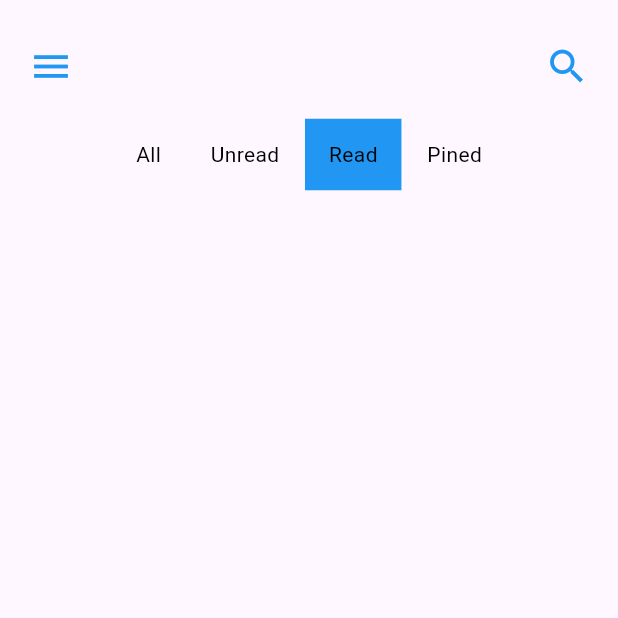
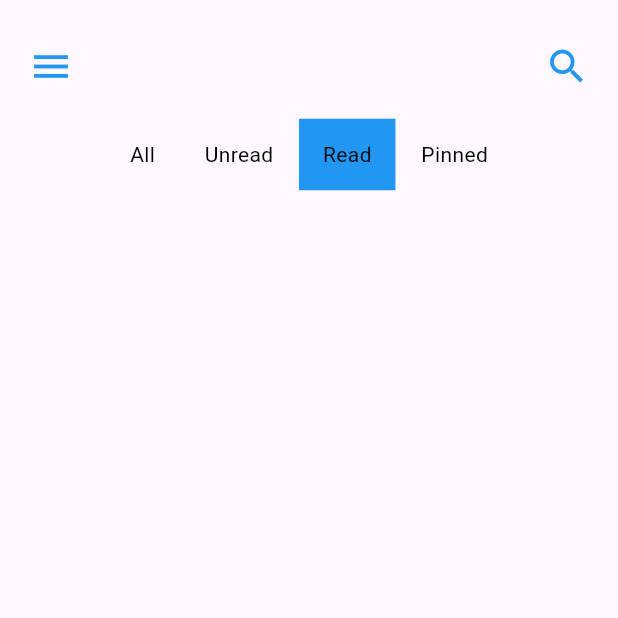
Before and after one commit to Ugur-exe/ChatAppFlutter, a Flutter app: the screen it shows once a user with an empty profile is signed in, after a tap on "Read", on a phone screen of 412 x 824 dp, the top half of it. Run offline on Flutter 3.47's test engine with Material 3 defaults, Android fonts, the light colour scheme and no system bars; our stand-ins replace bloc, cloud_firestore, firebase_auth, firebase_core, flutter_bloc; accounts and stored records are empty; network calls fail.

Commit message:
filter extension created

```diff
--- /dev/null
+++ b/lib/core/extension/filter_type.dart
@@ -0,0 +1,18 @@
+import 'package:chatappwithflutter/ui/main/view/main_view.dart';
+
+extension FilterTypeExtension on FilterType {
+  String get label {
+    switch (this) {
+      case FilterType.all:
+        return 'All';
+      case FilterType.unread:
+        return 'Unread';
+      case FilterType.read:
+        return 'Read';
+      case FilterType.pinned:
+        return 'Pinned';
+      default:
+        return '';
+    }
+  }
+}
--- a/lib/main.dart
+++ b/lib/main.dart
@@ -2,7 +2,6 @@
 import 'package:chatappwithflutter/firebase_options.dart';
 import 'package:chatappwithflutter/service/firebase/user_status/cubit/user_status_cubit.dart';
 import 'package:chatappwithflutter/ui/chat/cubit/cubit/chat_cubit_cubit.dart';
-import 'package:chatappwithflutter/ui/chat/view/chat_view.dart';
 import 'package:chatappwithflutter/ui/login/cubit/login_cubit.dart';
 import 'package:chatappwithflutter/ui/main/cubit/main_cubit.dart';
 import 'package:firebase_core/firebase_core.dart';
--- a/lib/ui/chat/view/chat_view.dart
+++ b/lib/ui/chat/view/chat_view.dart
@@ -163,7 +163,7 @@
                     curve: Curves.easeInOut,
                   );
                 },
-                icon: Icon(Icons.arrow_downward_outlined),
+                icon: const Icon(Icons.arrow_downward_outlined),
               ),
             ),
           _buildMessageInput(),
--- a/lib/ui/main/cubit/main_cubit.dart
+++ b/lib/ui/main/cubit/main_cubit.dart
@@ -1,5 +1,6 @@
 import 'package:bloc/bloc.dart';
 import 'package:chatappwithflutter/model/user_model.dart';
+import 'package:chatappwithflutter/ui/main/view/main_view.dart';
 import 'package:cloud_firestore/cloud_firestore.dart';
 import 'package:firebase_auth/firebase_auth.dart';
 import 'package:meta/meta.dart';
@@ -36,19 +37,33 @@
     });
   }
 
-  // Filtreleme işlemi
-  void filterUsers(String filter) {
+  void filterUsers(FilterType filter) {
     if (state is MainLoaded) {
       final List<UserModel> userList = (state as MainLoaded).users;
 
-      if (filter == 'All') {
+      if (filter == FilterType.all) {
         emit(MainLoaded(users: userList));
-      } else if (filter == 'Unread') {
+      } else if (filter == FilterType.unread) {
         final List<UserModel> unreadUsers = userList.where((user) {
-          return true;
+          // Burada kullanıcıları "unread" kriterine göre filtreleyebilirsin.
+          return true; // Örnek olarak tüm kullanıcıları döndürür, burada kendi şartını ekle.
         }).toList();
 
         emit(MainLoaded(users: unreadUsers));
+      } else if (filter == FilterType.read) {
+        final List<UserModel> readUsers = userList.where((user) {
+          // Burada kullanıcıları "read" kriterine göre filtreleyebilirsin.
+          return true; // Örnek olarak tüm kullanıcıları döndürür, burada kendi şartını ekle.
+        }).toList();
+
+        emit(MainLoaded(users: readUsers));
+      } else if (filter == FilterType.pinned) {
+        final List<UserModel> pinnedUsers = userList.where((user) {
+          // Burada kullanıcıları "pinned" kriterine göre filtreleyebilirsin.
+          return true; // Örnek olarak tüm kullanıcıları döndürür, burada kendi şartını ekle.
+        }).toList();
+
+        emit(MainLoaded(users: pinnedUsers));
       }
     }
   }
--- a/lib/ui/main/view/main_view.dart
+++ b/lib/ui/main/view/main_view.dart
@@ -1,12 +1,18 @@
+import 'package:chatappwithflutter/core/extension/filter_type.dart';
 import 'package:chatappwithflutter/ui/chat/cubit/cubit/chat_cubit_cubit.dart';
 import 'package:chatappwithflutter/ui/main/cubit/main_cubit.dart';
-import 'package:cloud_firestore/cloud_firestore.dart';
-import 'package:firebase_auth/firebase_auth.dart';
 import 'package:flutter/material.dart';
 import 'package:flutter_bloc/flutter_bloc.dart';
 import 'package:chatappwithflutter/core/components/custom_row_button.dart';
 import 'package:chatappwithflutter/model/user_model.dart';
 import 'package:chatappwithflutter/ui/chat/view/chat_view.dart';
+
+enum FilterType {
+  all,
+  unread,
+  read,
+  pinned,
+}
 
 class MainView extends StatefulWidget {
   const MainView({super.key});
@@ -69,14 +75,11 @@
       child: Row(
         children: [
           CustomSegmentedButton(
-            items: const [
-              'All',
-              'Unread',
-              'Read',
-              'Pined',
-            ],
+            items: FilterType.values.map((filter) => filter.label).toList(),
             onValueChanged: (value) {
-              context.read<MainCubit>().filterUsers(value);
+              final filterType = FilterType.values
+                  .firstWhere((element) => element.label == value);
+              context.read<MainCubit>().filterUsers(filterType);
             },
           ),
         ],
```
